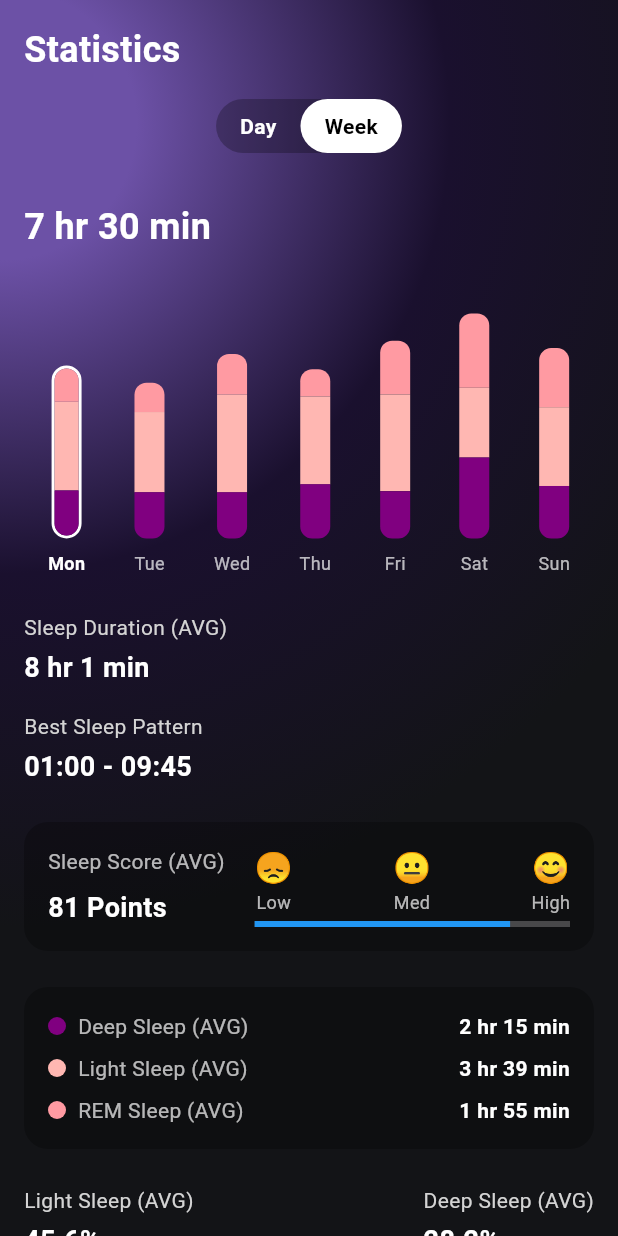
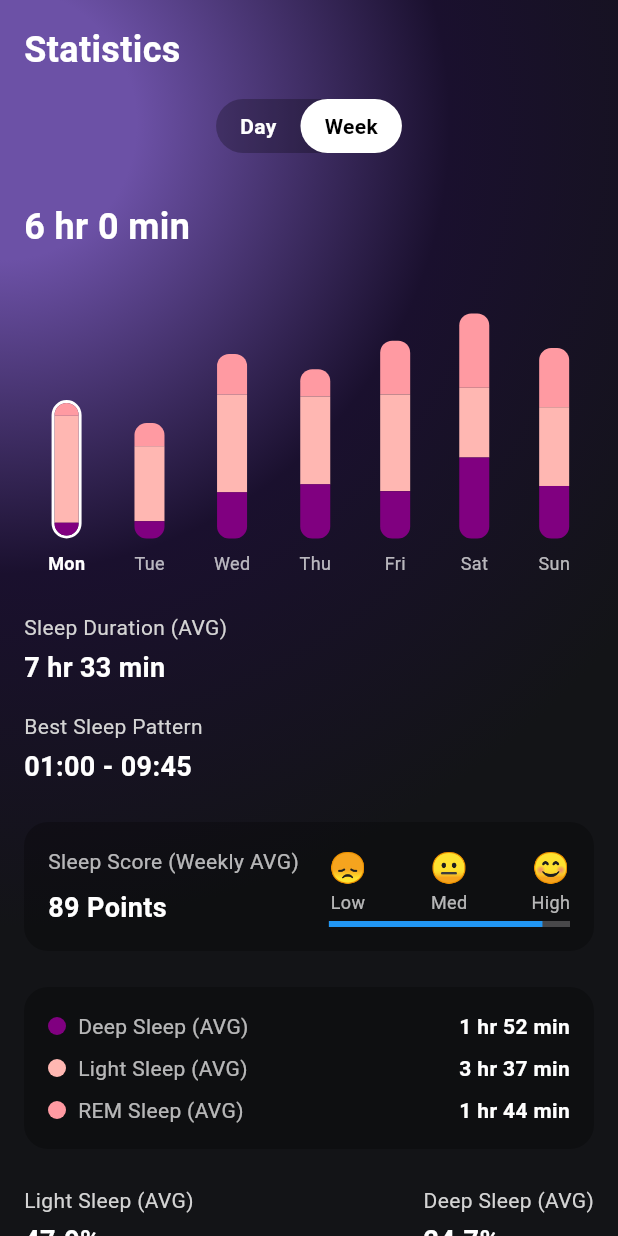
Before and after one commit to punipyuni/SleepPal, a Flutter app: the SleepStatisticsDashboard screen opened directly, after a tap on "Week", after a tap on "Mon", on a phone screen of 412 x 824 dp. Run offline on Flutter 3.47's test engine with Material 3 defaults, Android fonts, the phone set to English and light mode, and no system bars; our stand-ins replace dash_chat_2, fl_chart, jwt_decoder, shared_preferences, velocity_x; missing offline and left inert: health; accounts and stored records are empty.

Commit message:
Update sleep score calculation

```diff
--- a/lib/widgets/Stats/daily_sleep_score.dart
+++ b/lib/widgets/Stats/daily_sleep_score.dart
@@ -8,10 +8,7 @@ class DailySleepScoreWidget extends StatelessWidget {
     final sleepStats = Provider.of<SleepStatisticsProvider>(context);
     final selectedDayData = sleepStats.selectedDayData;
 
-    final deepSleepDuration = selectedDayData['deep'] as Duration;
-    final totalSleepDuration = selectedDayData['duration'] as Duration;
-
-    final score = _calculateDailySleepScore(deepSleepDuration, totalSleepDuration);
+    final score = _calculateDailySleepScore(selectedDayData);
 
     return Container(
       padding: EdgeInsets.all(16),
@@ -20,26 +17,24 @@ class DailySleepScoreWidget extends StatelessWidget {
         borderRadius: BorderRadius.circular(16),
       ),
       child: Row(
-        mainAxisAlignment: MainAxisAlignment.start, // Align items to start
+        mainAxisAlignment: MainAxisAlignment.start,
         children: [
-          // Score section on the left
           Column(
             crossAxisAlignment: CrossAxisAlignment.start,
             children: [
               Text('Sleep Score (Daily)', style: TextStyle(color: Colors.white70)),
               SizedBox(height: 8),
-              Text('$score Points',
+              Text('${score.round()} Points',
                   style: TextStyle(
                       fontSize: 18,
                       fontWeight: FontWeight.bold,
                       color: Colors.white)),
             ],
           ),
-          SizedBox(width: 20), // Add space between score and progress section
-          // Progress section on the right
+          SizedBox(width: 20),
           Expanded(
             child: Column(
-              crossAxisAlignment: CrossAxisAlignment.start, // Align emojis and progress bar to start
+              crossAxisAlignment: CrossAxisAlignment.start,
               children: [
                 Row(
                   mainAxisAlignment: MainAxisAlignment.spaceBetween,
@@ -49,7 +44,7 @@ class DailySleepScoreWidget extends StatelessWidget {
                     _buildEmojiIndicator('😊', 'High'),
                   ],
                 ),
-                SizedBox(height: 4), // Space between emojis and progress bar
+                SizedBox(height: 4),
                 LinearProgressIndicator(
                   value: score / 100,
                   backgroundColor: Colors.white24,
@@ -72,21 +67,46 @@ class DailySleepScoreWidget extends StatelessWidget {
     );
   }
 
-  int _calculateDailySleepScore(Duration deepSleep, Duration totalSleep) {
-    // Calculate the percentage of deep sleep
-    double deepSleepPercentage = deepSleep.inMinutes / totalSleep.inMinutes * 100;
+ double _calculateDailySleepScore(Map<String, dynamic> dayData) {
+  // Extract durations from data
+  final Duration deepSleep = dayData['deep'] as Duration;
+  final Duration remSleep = dayData['rem'] as Duration;
+  final Duration lightSleep = dayData['light'] as Duration;
+  final Duration awake = dayData['awake'] as Duration;
 
-    // Base score on deep sleep percentage
-    int score = (deepSleepPercentage * 2).round(); // 2 points per percentage
+  // Convert all durations to minutes
+  final int deepSleepMinutes = deepSleep.inHours * 60 + deepSleep.inMinutes.remainder(60);
+  final int remSleepMinutes = remSleep.inHours * 60 + remSleep.inMinutes.remainder(60);
+  final int lightSleepMinutes = lightSleep.inHours * 60 + lightSleep.inMinutes.remainder(60);
+  final int totalSleepMinutes = deepSleepMinutes + remSleepMinutes + lightSleepMinutes;
+  final int awakeMinutes = awake.inHours * 60 + awake.inMinutes.remainder(60);
 
-    // Adjust score based on total sleep duration
-    if (totalSleep.inHours >= 7 && totalSleep.inHours <= 9) {
-      score += 20; // Bonus for ideal sleep duration
-    } else if (totalSleep.inHours < 6 || totalSleep.inHours > 10) {
-      score -= 10; // Penalty for too little or too much sleep
-    }
+  // Calculate percentages
+  final double deepPercentage = deepSleepMinutes / totalSleepMinutes;
+  final double remPercentage = remSleepMinutes / totalSleepMinutes;
+  final double lightPercentage = lightSleepMinutes / totalSleepMinutes;
+  final double awakePercentage = awakeMinutes / (totalSleepMinutes + awakeMinutes);
 
-    // Ensure score is within 0-100 range
-    return score.clamp(0, 100);
-  }
+  // Define ideal percentages
+  const double deepIdeal = 0.25;  // 25%
+  const double remIdeal = 0.25;   // 25%
+  const double lightIdeal = 0.50; // 50%
+
+  // Define weights
+  const double wDeep = 0.4;
+  const double wRem = 0.4;
+  const double wLight = 0.2;
+
+  // Calculate score components
+  final double deepScore = wDeep * (deepPercentage / deepIdeal);
+  final double remScore = wRem * (remPercentage / remIdeal);
+  final double lightScore = wLight * (lightPercentage / lightIdeal);
+
+  // Calculate final score
+  double score = 100 * (deepScore + remScore + lightScore - awakePercentage);
+
+  // Round to nearest integer and clamp between 0 and 100
+  return score.round().toDouble().clamp(0, 100);
 }
+
+}
--- a/lib/widgets/Stats/sleep_phase_chart.dart
+++ b/lib/widgets/Stats/sleep_phase_chart.dart
@@ -57,6 +57,10 @@ class SleepPhaseChart extends StatelessWidget {
                             return Text('REM',
                                 style: TextStyle(
                                     color: Colors.white70, fontSize: 10));
+                          case 3:
+                            return Text('Awake',
+                                style: TextStyle(
+                                    color: Colors.white70, fontSize: 10));
                           default:
                             return Text('');
                         }
@@ -74,7 +78,7 @@ class SleepPhaseChart extends StatelessWidget {
                 minX: 0,
                 maxX: 8,
                 minY: -1,
-                maxY: 3,
+                maxY: 4, // Adjusted maxY to accommodate 'Awake'
                 lineBarsData: [
                   LineChartBarData(
                     spots: [
@@ -108,14 +112,11 @@ class SleepPhaseChart extends StatelessWidget {
                 ],
                 extraLinesData: ExtraLinesData(
                   horizontalLines: [
-                    HorizontalLine(
-                        y: -0.5, color: Colors.white.withOpacity(0.2)),
-                    HorizontalLine(
-                        y: 0.5, color: Colors.white.withOpacity(0.2)),
-                    HorizontalLine(
-                        y: 1.5, color: Colors.white.withOpacity(0.2)),
-                    HorizontalLine(
-                        y: 2.5, color: Colors.white.withOpacity(0.2)),
+                    HorizontalLine(y: -0.5, color: Colors.white.withOpacity(0.2)),
+                    HorizontalLine(y: 0.5, color: Colors.white.withOpacity(0.2)),
+                    HorizontalLine(y: 1.5, color: Colors.white.withOpacity(0.2)),
+                    HorizontalLine(y: 2.5, color: Colors.white.withOpacity(0.2)),
+                    HorizontalLine(y: 3.5, color: Colors.white.withOpacity(0.2)), // Added line for Awake
                   ],
                 ),
               ),
--- a/lib/widgets/Stats/sleep_stat_provider.dart
+++ b/lib/widgets/Stats/sleep_stat_provider.dart
@@ -21,13 +21,13 @@ class SleepStatisticsProvider with ChangeNotifier {
   List<Map<String, dynamic>> _weeklyData = [
   {
     'day': 'Mon',
-    'duration': Duration(hours: 7, minutes: 30),
-    'rem': Duration(hours: 1, minutes: 30),
+    'duration': Duration(hours: 6, minutes: 0),
+    'rem': Duration(hours: 0, minutes: 30),
     'light': Duration(hours: 4, minutes: 0),
-    'deep': Duration(hours: 2, minutes: 0),
-    'awake': Duration(minutes: 15),
+    'deep': Duration(hours: 0, minutes: 30),
+    'awake': Duration(minutes: 30),
     'sleepingTime': DateTime(2024, 10, 1, 23, 0), // Sleep at 11 PM
-    'wakeUpTime': DateTime(2024, 10, 2, 6, 30),   // Wake up at 6:30 AM
+    'wakeUpTime': DateTime(2024, 10, 2, 5, 0),   // Wake up at 6:30 AM
     'sleepStages': [
       {'stage': 'light', 'start': '23:00', 'end': '00:00'},
       {'stage': 'deep', 'start': '00:00', 'end': '02:00'},
@@ -38,13 +38,13 @@ class SleepStatisticsProvider with ChangeNotifier {
   },
   {
     'day': 'Tue',
-    'duration': Duration(hours: 6, minutes: 45),
-    'rem': Duration(hours: 1, minutes: 15),
-    'light': Duration(hours: 3, minutes: 30),
-    'deep': Duration(hours: 2, minutes: 0),
-    'awake': Duration(minutes: 10),
+    'duration': Duration(hours: 5, minutes: 0),
+    'rem': Duration(hours: 1, minutes: 0),
+    'light': Duration(hours: 3, minutes: 15),
+    'deep': Duration(hours: 0, minutes: 45),
+    'awake': Duration(minutes: 15),
     'sleepingTime': DateTime(2024, 10, 2, 23, 15), // Sleep at 11:15 PM
-    'wakeUpTime': DateTime(2024, 10, 3, 6, 45),   // Wake up at 6:45 AM
+    'wakeUpTime': DateTime(2024, 10, 3, 4, 15),   // Wake up at 6:45 AM
     'sleepStages': [
       {'stage': 'light', 'start': '23:15', 'end': '23:45'},
       {'stage': 'deep', 'start': '23:45', 'end': '01:45'},
@@ -293,4 +293,5 @@ String get selectedDayWakeUpTime {
   DateTime getDateForIndex(int index) {
     return _currentWeekStart.add(Duration(days: index));
   }
+
 }
--- a/lib/widgets/Stats/week_stat_view.dart
+++ b/lib/widgets/Stats/week_stat_view.dart
@@ -30,7 +30,7 @@ class WeekStatisticsView extends StatelessWidget {
             SizedBox(height: 16),
             StatisticItem(title: 'Best Sleep Pattern', value: provider.bestSleepPattern),
             SizedBox(height: 24),
-            SleepScoreWidget(score: provider.calculateSleepScore()),
+            WeeklySleepScoreWidget(),
             SizedBox(height: 24),
             SleepPhasesWidget(),
             SizedBox(height: 24),
@@ -175,13 +175,15 @@ class _WeeklyBarChartState extends State<WeeklyBarChart>
   }
 }
 
-class SleepScoreWidget extends StatelessWidget {
-  final int score;
 
-  SleepScoreWidget({required this.score});
-
+class WeeklySleepScoreWidget extends StatelessWidget {
   @override
   Widget build(BuildContext context) {
+    final sleepStats = Provider.of<SleepStatisticsProvider>(context);
+    final weeklyData = sleepStats.weeklyData;
+
+    double averageScore = _calculateWeeklyAverageSleepScore(weeklyData);
+
     return Container(
       padding: EdgeInsets.all(16),
       decoration: BoxDecoration(
@@ -189,26 +191,24 @@ class SleepScoreWidget extends StatelessWidget {
         borderRadius: BorderRadius.circular(16),
       ),
       child: Row(
-        mainAxisAlignment: MainAxisAlignment.start, // Align items to start
+        mainAxisAlignment: MainAxisAlignment.start,
         children: [
-          // Score section on the left
           Column(
             crossAxisAlignment: CrossAxisAlignment.start,
             children: [
-              Text('Sleep Score (AVG)', style: TextStyle(color: Colors.white70)),
+              Text('Sleep Score (Weekly AVG)', style: TextStyle(color: Colors.white70)),
               SizedBox(height: 8),
-              Text('$score Points',
+              Text('${averageScore.round()} Points',
                   style: TextStyle(
                       fontSize: 18,
                       fontWeight: FontWeight.bold,
                       color: Colors.white)),
             ],
           ),
-          SizedBox(width: 20), // Add space between score and progress section
-          // Progress section on the right
+          SizedBox(width: 20),
           Expanded(
             child: Column(
-              crossAxisAlignment: CrossAxisAlignment.start, // Align emojis and progress bar to start
+              crossAxisAlignment: CrossAxisAlignment.start,
               children: [
                 Row(
                   mainAxisAlignment: MainAxisAlignment.spaceBetween,
@@ -218,9 +218,9 @@ class SleepScoreWidget extends StatelessWidget {
                     _buildEmojiIndicator('😊', 'High'),
                   ],
                 ),
-                SizedBox(height: 4), // Space between emojis and progress bar
+                SizedBox(height: 4),
                 LinearProgressIndicator(
-                  value: score / 100,
+                  value: averageScore / 100,
                   backgroundColor: Colors.white24,
                   valueColor: AlwaysStoppedAnimation<Color>(Colors.blue),
                 ),
@@ -240,6 +240,58 @@ class SleepScoreWidget extends StatelessWidget {
       ],
     );
   }
+
+  double _calculateWeeklyAverageSleepScore(List<Map<String, dynamic>> weeklyData) {
+    double totalScore = 0;
+
+    for (var dayData in weeklyData) {
+      totalScore += _calculateDailySleepScore(dayData);
+    }
+
+    return totalScore / weeklyData.length;
+  }
+
+   double _calculateDailySleepScore(Map<String, dynamic> dayData) {
+  // Extract durations from data
+  final Duration deepSleep = dayData['deep'] as Duration;
+  final Duration remSleep = dayData['rem'] as Duration;
+  final Duration lightSleep = dayData['light'] as Duration;
+  final Duration awake = dayData['awake'] as Duration;
+
+  // Convert all durations to minutes
+  final int deepSleepMinutes = deepSleep.inHours * 60 + deepSleep.inMinutes.remainder(60);
+  final int remSleepMinutes = remSleep.inHours * 60 + remSleep.inMinutes.remainder(60);
+  final int lightSleepMinutes = lightSleep.inHours * 60 + lightSleep.inMinutes.remainder(60);
+  final int totalSleepMinutes = deepSleepMinutes + remSleepMinutes + lightSleepMinutes;
+  final int awakeMinutes = awake.inHours * 60 + awake.inMinutes.remainder(60);
+
+  // Calculate percentages
+  final double deepPercentage = deepSleepMinutes / totalSleepMinutes;
+  final double remPercentage = remSleepMinutes / totalSleepMinutes;
+  final double lightPercentage = lightSleepMinutes / totalSleepMinutes;
+  final double awakePercentage = awakeMinutes / (totalSleepMinutes + awakeMinutes);
+
+  // Define ideal percentages
+  const double deepIdeal = 0.25;  // 25%
+  const double remIdeal = 0.25;   // 25%
+  const double lightIdeal = 0.50; // 50%
+
+  // Define weights
+  const double wDeep = 0.4;
+  const double wRem = 0.4;
+  const double wLight = 0.2;
+
+  // Calculate score components
+  final double deepScore = wDeep * (deepPercentage / deepIdeal);
+  final double remScore = wRem * (remPercentage / remIdeal);
+  final double lightScore = wLight * (lightPercentage / lightIdeal);
+
+  // Calculate final score
+  double score = 100 * (deepScore + remScore + lightScore - awakePercentage);
+
+  // Round to nearest integer and clamp between 0 and 100
+  return score.round().toDouble().clamp(0, 100);
+}
 }
 
 class SleepPhasesWidget extends StatelessWidget {
```
